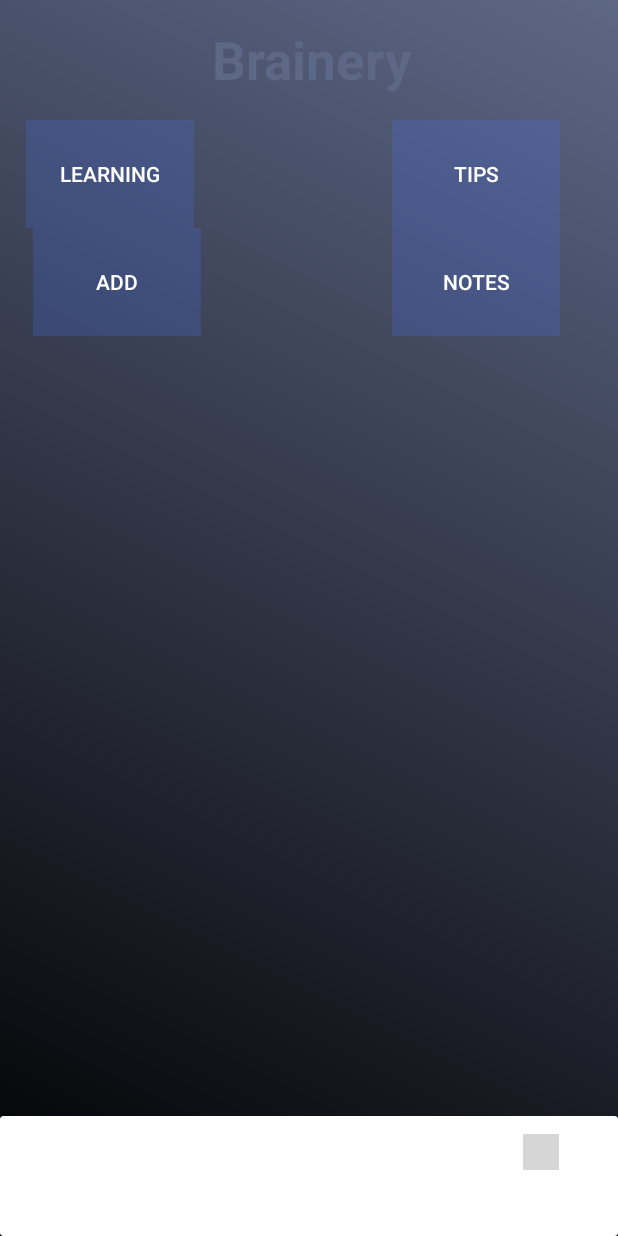
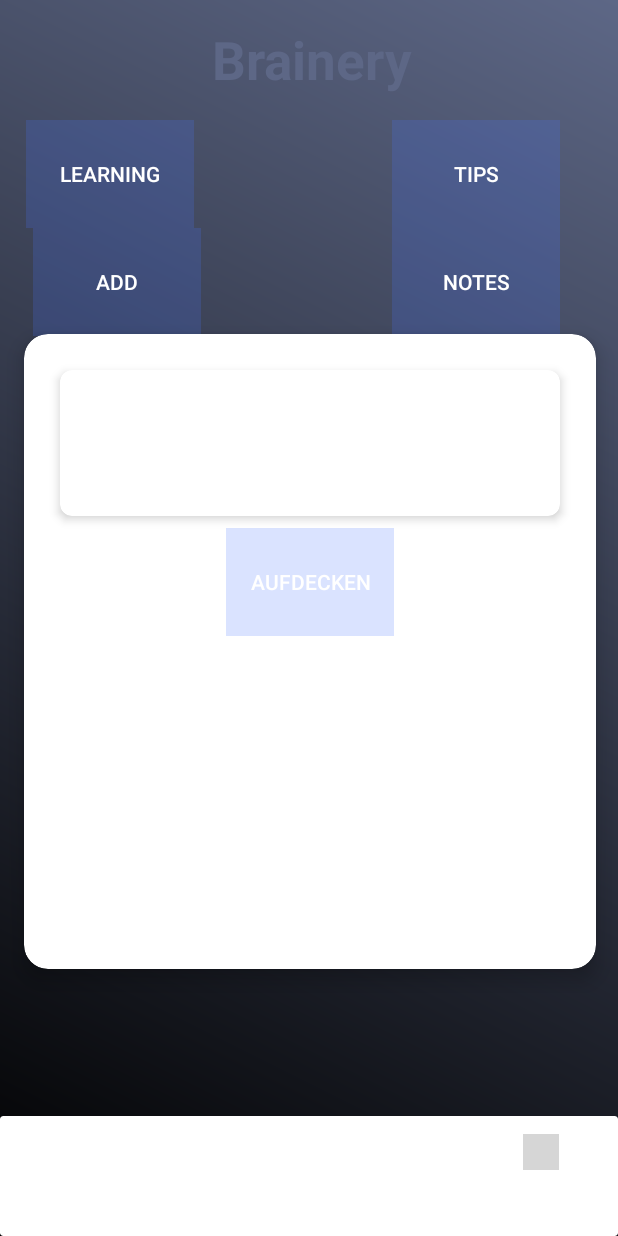
Before and after one commit to PascalAllekotte/PhantomApp, an Android app: the TranslationFragment screen opened through its navigation route, on a phone screen of 412 x 824 dp. Run offline under Robolectric (Android 15) with nearby library versions, the phone set to English and light mode, and no system bars; our stand-ins replace Firebase (no records; nobody signed in at launch, a user with empty details on screens opened directly), Room's generated code, navigation-ui; plain views replace NeumorphButton, NeumorphCardView, NeumorphTextView; grey boxes are pictures that could not be loaded.

Commit message:
vokabel add

```diff
--- a/app/src/main/AndroidManifest.xml
+++ b/app/src/main/AndroidManifest.xml
@@ -8,11 +8,12 @@
         android:dataExtractionRules="@xml/data_extraction_rules"
         android:fullBackupContent="@xml/backup_rules"
         android:icon="@mipmap/ic_launcher"
+        android:enableOnBackInvokedCallback="true"
         android:label="@string/app_name"
         android:roundIcon="@mipmap/ic_launcher_round"
         android:supportsRtl="true"
         android:theme="@style/Theme.AndroidAbschluss"
-        tools:targetApi="31">
+        tools:targetApi="tiramisu">
         <activity
             android:name=".MainActivity"
             android:exported="true">
--- a/app/src/main/java/de/syntax/androidabschluss/MainActivity.kt
+++ b/app/src/main/java/de/syntax/androidabschluss/MainActivity.kt
@@ -9,7 +9,11 @@
 import de.syntax.androidabschluss.adapter.local.VokabelDataBase
 import de.syntax.androidabschluss.adapter.local.VokabelDataBaseDao
 import de.syntax.androidabschluss.adapter.local.getDatabase
+import de.syntax.androidabschluss.data.model.open.VocabItem
 import de.syntax.androidabschluss.databinding.ActivityMainBinding
+import kotlinx.coroutines.CoroutineScope
+import kotlinx.coroutines.Dispatchers
+import kotlinx.coroutines.launch
 
 class MainActivity : AppCompatActivity() {
 
@@ -25,30 +29,28 @@
         binding = ActivityMainBinding.inflate(layoutInflater)
         setContentView(binding.root)
 
-        dataBase = getDatabase(this)
 
-
-
-
-        val navHostFragment = supportFragmentManager.findFragmentById(R.id.fragment_container_view) as NavHostFragment
+        val navHostFragment =
+            supportFragmentManager.findFragmentById(R.id.fragment_container_view) as NavHostFragment
         val navController = navHostFragment.navController
 
         // Setup BottomNavigationView with NavController
         binding.bottomNavigationView.setupWithNavController(navController)
 
-        val navHost = supportFragmentManager.findFragmentById(R.id.fragment_container_view) as NavHostFragment
+        val navHost =
+            supportFragmentManager.findFragmentById(R.id.fragment_container_view) as NavHostFragment
         binding.bottomNavigationView.setupWithNavController(navHost.navController)
 
 
 
-        navHost.navController.addOnDestinationChangedListener{_, destination, _ ->
+        navHost.navController.addOnDestinationChangedListener { _, destination, _ ->
             when (destination.id) {
                 R.id.mainFragment -> binding.bottomNavigationView.visibility = View.VISIBLE
                 //---------------------------------------------------
                 R.id.homeFragment -> binding.bottomNavigationView.visibility = View.GONE
-                R.id.loginFragment-> binding.bottomNavigationView.visibility = View.GONE
-                R.id.registrationFragment-> binding.bottomNavigationView.visibility = View.GONE
-                R.id.addVokabelFragment-> binding.bottomNavigationView.visibility = View.GONE
+                R.id.loginFragment -> binding.bottomNavigationView.visibility = View.GONE
+                R.id.registrationFragment -> binding.bottomNavigationView.visibility = View.GONE
+                R.id.addVokabelFragment -> binding.bottomNavigationView.visibility = View.GONE
                 else -> {
                     binding.bottomNavigationView.visibility = View.VISIBLE
                 }
@@ -60,5 +62,9 @@
             // Stelle sicher, dass du im Navigation-Graphen eine Aktion oder einen globalen Übergang hast, die/es dich von der Startdestination zum mainFragment bringt
             navController.navigate(R.id.loginFragment)
         }
+
+
+
     }
+
 }
--- a/app/src/main/java/de/syntax/androidabschluss/adapter/local/VokabelDataBase.kt
+++ b/app/src/main/java/de/syntax/androidabschluss/adapter/local/VokabelDataBase.kt
@@ -25,7 +25,7 @@
             INSTANCE = Room.databaseBuilder(
                 context.applicationContext,
                 VokabelDataBase::class.java,
-                "vokabel_database"
+                "vokabela_database"
             ).build()
             Log.d("DatabaseInit", "Datenbank initialisiert")
         }
--- a/app/src/main/java/de/syntax/androidabschluss/data/model/open/VocabItem.kt
+++ b/app/src/main/java/de/syntax/androidabschluss/data/model/open/VocabItem.kt
@@ -8,6 +8,8 @@
 
     @PrimaryKey(autoGenerate = true)
     val id: Int = 0,
-    val word: String,       // Das Wort in der Ausgangssprache
-    val translation: String // Die Übersetzung des Wortes
+    val language: String,
+    val language2: String,
+    val translation: String,
+    val translation2: String
 )
--- a/app/src/main/java/de/syntax/androidabschluss/ui/MainFragment.kt
+++ b/app/src/main/java/de/syntax/androidabschluss/ui/MainFragment.kt
@@ -7,20 +7,20 @@
 import androidx.fragment.app.activityViewModels
 import com.google.firebase.auth.FirebaseUser
 import com.google.firebase.database.FirebaseDatabase
+import de.syntax.androidabschluss.adapter.local.VokabelDataBase
+import de.syntax.androidabschluss.adapter.local.VokabelDataBaseDao
+import de.syntax.androidabschluss.adapter.local.getDatabase
+import de.syntax.androidabschluss.data.model.open.VocabItem
 import de.syntax.androidabschluss.databinding.FragmentMainBinding
 import de.syntax.androidabschluss.viewmodel.FirebaseViewModel
-
+import kotlinx.coroutines.CoroutineScope
+import kotlinx.coroutines.Dispatchers
+import kotlinx.coroutines.launch
 class MainFragment : Fragment() {
     private var _binding: FragmentMainBinding? = null
     private val binding get() = _binding!!
-    private var user: FirebaseUser? = null
     private val viewModel: FirebaseViewModel by activityViewModels()
-
-    override fun onCreate(savedInstanceState: Bundle?) {
-        super.onCreate(savedInstanceState)
-        // Register a FragmentResultListener
-
-    }
+    private lateinit var dataBase: VokabelDataBase
 
     override fun onCreateView(
         inflater: LayoutInflater, container: ViewGroup?,
@@ -32,14 +32,28 @@
 
     override fun onViewCreated(view: View, savedInstanceState: Bundle?) {
         super.onViewCreated(view, savedInstanceState)
-
-
-
-
-
-
-
-
+        context?.let {
+            dataBase = getDatabase(it)
+            addTestVocabItem()
+        }
     }
 
+    private fun addTestVocabItem() {
+        val scope = CoroutineScope(Dispatchers.IO)
+        scope.launch {
+            val dao: VokabelDataBaseDao = dataBase.vokabelDataBaseDao()
+            val testItem = VocabItem(
+                language = "Englisch",
+                language2 = "Deutsch",
+                translation = "Hello",
+                translation2 = "Hallo"
+            )
+            dao.insert(testItem)
+        }
+    }
+
+    override fun onDestroyView() {
+        super.onDestroyView()
+        _binding = null
+    }
 }
--- a/app/src/main/res/layout/vokabelcard_item.xml
+++ b/app/src/main/res/layout/vokabelcard_item.xml
@@ -38,7 +38,7 @@
                     android:padding="16dp">
 
                     <TextView
-                        android:id="@+id/wordTextView"
+                        android:id="@+id/language"
                         android:layout_width="wrap_content"
                         android:layout_height="wrap_content"
                         android:layout_gravity="center"
@@ -47,7 +47,7 @@
                         android:textSize="24sp" />
 
                     <TextView
-                        android:id="@+id/translationTextView"
+                        android:id="@+id/vokabel"
                         android:layout_width="wrap_content"
                         android:layout_height="wrap_content"
                         android:layout_gravity="center"
@@ -75,14 +75,31 @@
                 android:layout_margin="8dp"
                 android:visibility="gone">
 
-                <TextView
-                    android:id="@+id/loesung"
+                <LinearLayout
                     android:layout_width="match_parent"
                     android:layout_height="wrap_content"
-                    android:padding="16dp"
-                    android:text="Ich esse gerne einen Apfel am Tag."
-                    android:textColor="@color/white"
-                    android:textSize="16sp" />
+                    android:orientation="vertical"
+                    android:padding="16dp">
+
+                    <TextView
+                        android:id="@+id/language2"
+                        android:layout_width="wrap_content"
+                        android:layout_height="wrap_content"
+                        android:layout_gravity="center"
+                        android:text="your language"
+                        android:textColor="@color/white"
+                        android:textSize="24sp" />
+
+                    <TextView
+                        android:id="@+id/vokabel2"
+                        android:layout_width="wrap_content"
+                        android:layout_height="wrap_content"
+                        android:layout_gravity="center"
+                        android:layout_marginTop="8dp"
+                        android:text="Insert database text"
+                        android:textColor="@color/white"
+                        android:textSize="18sp" />
+                </LinearLayout>
             </soup.neumorphism.NeumorphCardView>
 
         </LinearLayout>
```
Also changed, not shown: app/src/main/java/de/syntax/androidabschluss/adapter/VocableAdapter.kt (+19 -12 lines), app/src/main/java/de/syntax/androidabschluss/ui/AddVokabelFragment.kt (+41 -0 lines).
